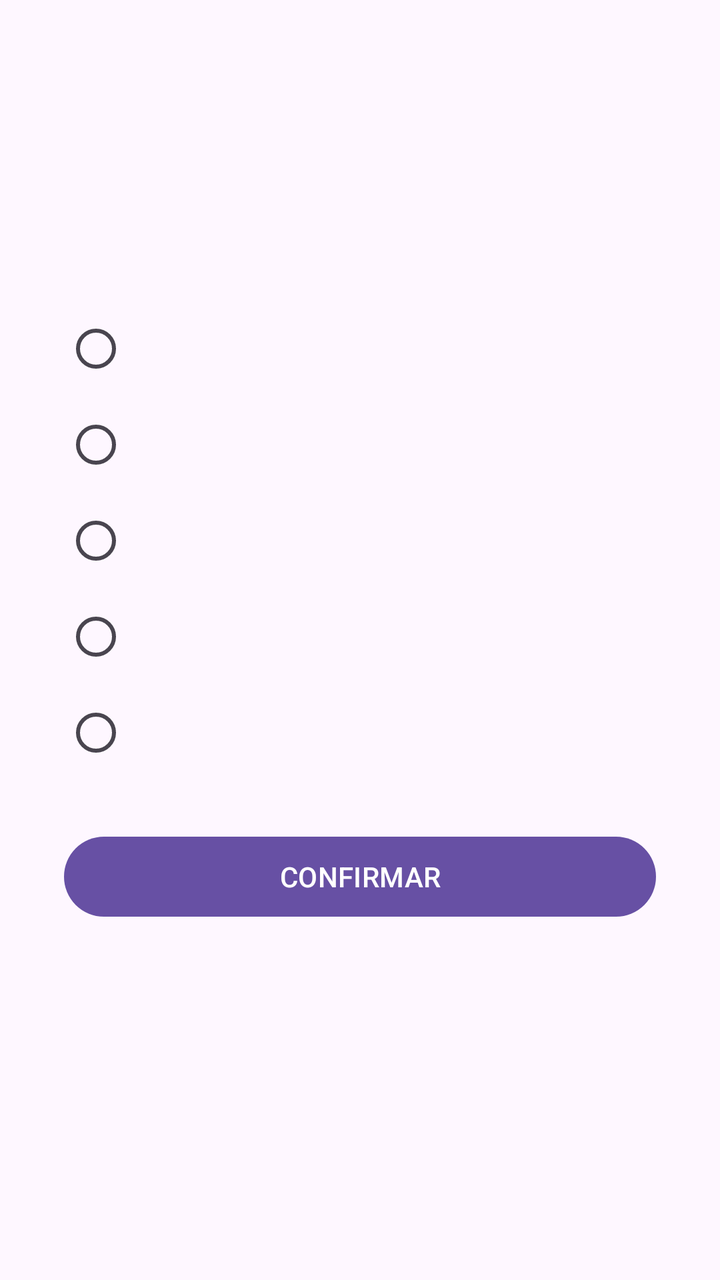
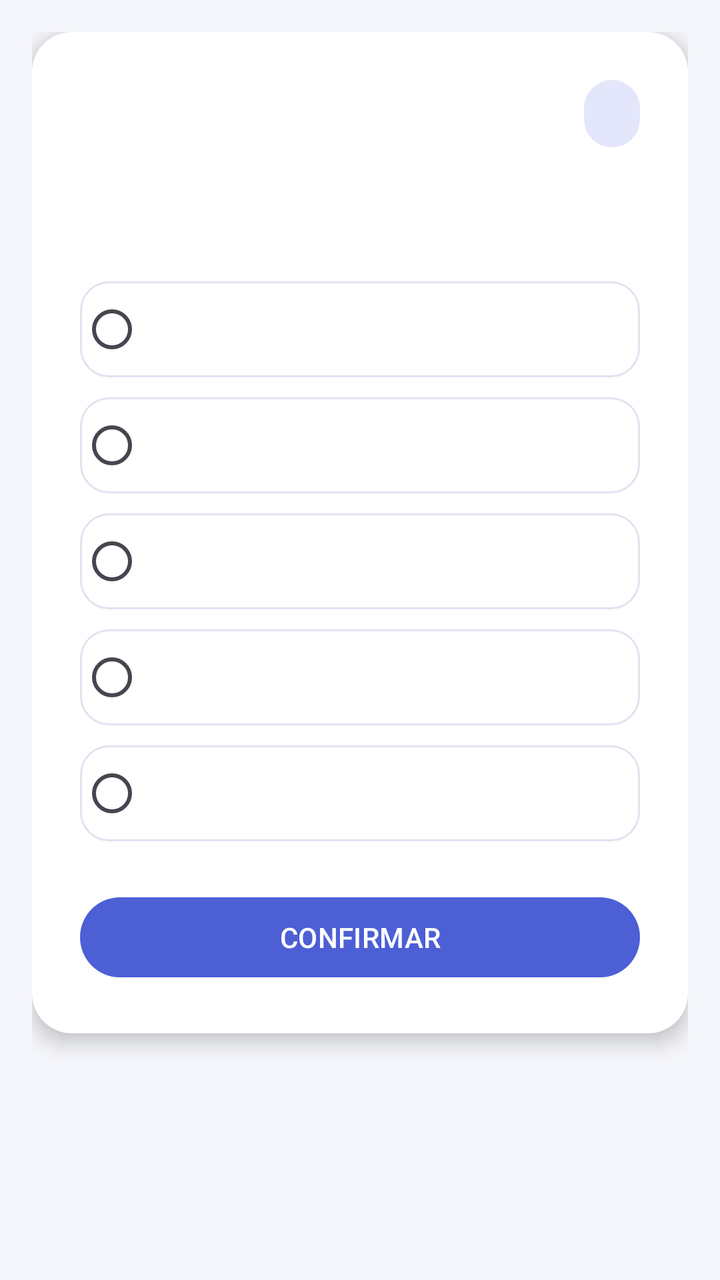

Before-and-after screenshots of an Android layout around one commit, followed by the original layout XML and the change that was made.
<!-- AndroidManifest.xml: application theme Theme.QuizMaster -->
<!-- res/layout/activity_quiz.xml -->
<?xml version="1.0" encoding="utf-8"?>
<LinearLayout xmlns:android="http://schemas.android.com/apk/res/android"
    android:layout_width="match_parent"
    android:layout_height="match_parent"
    android:orientation="vertical"
    android:padding="32dp">

    <TextView
        android:id="@+id/text_tempo"
        android:layout_width="wrap_content"
        android:layout_height="wrap_content"
        android:textSize="18sp"
        android:textStyle="bold"
        android:layout_marginBottom="16dp" />

    <TextView
        android:id="@+id/text_numero_questao"
        android:layout_width="wrap_content"
        android:layout_height="wrap_content"
        android:textStyle="bold"
        android:layout_marginBottom="8dp" />

    <TextView
        android:id="@+id/text_pergunta"
        android:layout_width="match_parent"
        android:layout_height="wrap_content"
        android:textSize="20sp"
        android:layout_marginBottom="24dp" />

    <RadioGroup
        android:id="@+id/radio_group_alternativas"
        android:layout_width="match_parent"
        android:layout_height="wrap_content"
        android:orientation="vertical">

        <RadioButton
            android:id="@+id/radio_alt_a"
            android:layout_width="match_parent"
            android:layout_height="wrap_content" />

        <RadioButton
            android:id="@+id/radio_alt_b"
            android:layout_width="match_parent"
            android:layout_height="wrap_content" />

        <RadioButton
            android:id="@+id/radio_alt_c"
            android:layout_width="match_parent"
            android:layout_height="wrap_content" />

        <RadioButton
            android:id="@+id/radio_alt_d"
            android:layout_width="match_parent"
            android:layout_height="wrap_content" />

        <RadioButton
            android:id="@+id/radio_alt_e"
            android:layout_width="match_parent"
            android:layout_height="wrap_content" />

    </RadioGroup>

    <Button
        android:id="@+id/btn_confirmar"
        android:layout_width="match_parent"
        android:layout_height="wrap_content"
        android:text="@string/botao_confirmar"
        android:layout_marginTop="24dp" />

    <TextView
        android:id="@+id/text_feedback"
        android:layout_width="match_parent"
        android:layout_height="wrap_content"
        android:textSize="18sp"
        android:textStyle="bold"
        android:gravity="center"
        android:layout_marginTop="24dp"
        android:visibility="gone" />

</LinearLayout>
<!-- resources referenced by this layout -->
<resources>
  <string name="botao_confirmar">CONFIRMAR</string>
  <style name="Theme.QuizMaster" parent="Base.Theme.QuizMaster" />
  <style name="Base.Theme.QuizMaster" parent="Theme.Material3.DayNight.NoActionBar">
          
          
      </style>
</resources>

<!-- the commit's change to res/layout/activity_quiz.xml (unified diff, before → after) -->
@@ -3,78 +3,132 @@
     android:layout_width="match_parent"
     android:layout_height="match_parent"
     android:orientation="vertical"
-    android:padding="32dp">
+    android:background="@color/color_background"
+    android:padding="16dp">
 
-    <TextView
-        android:id="@+id/text_tempo"
-        android:layout_width="wrap_content"
-        android:layout_height="wrap_content"
-        android:textSize="18sp"
-        android:textStyle="bold"
-        android:layout_marginBottom="16dp" />
-
-    <TextView
-        android:id="@+id/text_numero_questao"
-        android:layout_width="wrap_content"
-        android:layout_height="wrap_content"
-        android:textStyle="bold"
-        android:layout_marginBottom="8dp" />
-
-    <TextView
-        android:id="@+id/text_pergunta"
+    <LinearLayout
         android:layout_width="match_parent"
         android:layout_height="wrap_content"
-        android:textSize="20sp"
-        android:layout_marginBottom="24dp" />
+        android:orientation="vertical"
+        android:background="@drawable/bg_card"
+        android:elevation="6dp"
+        android:padding="24dp">
 
-    <RadioGroup
-        android:id="@+id/radio_group_alternativas"
-        android:layout_width="match_parent"
-        android:layout_height="wrap_content"
-        android:orientation="vertical">
+        <LinearLayout
+            android:layout_width="match_parent"
+            android:layout_height="wrap_content"
+            android:orientation="horizontal"
+            android:gravity="center_vertical"
+            android:layout_marginBottom="16dp">
 
-        <RadioButton
-            android:id="@+id/radio_alt_a"
+            <TextView
+                android:id="@+id/text_numero_questao"
+                android:layout_width="0dp"
+                android:layout_height="wrap_content"
+                android:layout_weight="1"
+                android:textStyle="bold"
+                android:textColor="@color/color_text_secondary" />
+
+            <TextView
+                android:id="@+id/text_tempo"
+                android:layout_width="wrap_content"
+                android:layout_height="wrap_content"
+                android:background="@drawable/bg_chip_primary"
+                android:paddingLeft="14dp"
+                android:paddingRight="14dp"
+                android:paddingTop="6dp"
+                android:paddingBottom="6dp"
+                android:textSize="16sp"
+                android:textStyle="bold"
+                android:textColor="@color/color_on_primary_container" />
+
+        </LinearLayout>
+
+        <TextView
+            android:id="@+id/text_pergunta"
             android:layout_width="match_parent"
-            android:layout_height="wrap_content" />
+            android:layout_height="wrap_content"
+            android:textSize="20sp"
+            android:textColor="@color/color_on_surface"
+            android:layout_marginBottom="24dp" />
 
-        <RadioButton
-            android:id="@+id/radio_alt_b"
+        <RadioGroup
+            android:id="@+id/radio_group_alternativas"
             android:layout_width="match_parent"
-            android:layout_height="wrap_content" />
+            android:layout_height="wrap_content"
+            android:orientation="vertical">
 
-        <RadioButton
-            android:id="@+id/radio_alt_c"
+            <RadioButton
+                android:id="@+id/radio_alt_a"
+                android:layout_width="match_parent"
+                android:layout_height="wrap_content"
+                android:background="@drawable/bg_alternativa_radio"
+                android:buttonTint="@color/color_primary"
+                android:textColor="@color/color_on_surface"
+                android:padding="14dp"
+                android:layout_marginBottom="10dp" />
+
+            <RadioButton
+                android:id="@+id/radio_alt_b"
+                android:layout_width="match_parent"
+                android:layout_height="wrap_content"
+                android:background="@drawable/bg_alternativa_radio"
+                android:buttonTint="@color/color_primary"
+                android:textColor="@color/color_on_surface"
+                android:padding="14dp"
+                android:layout_marginBottom="10dp" />
+
+            <RadioButton
+                android:id="@+id/radio_alt_c"
+                android:layout_width="match_parent"
+                android:layout_height="wrap_content"
+                android:background="@drawable/bg_alternativa_radio"
+                android:buttonTint="@color/color_primary"
+                android:textColor="@color/color_on_surface"
+                android:padding="14dp"
+                android:layout_marginBottom="10dp" />
+
+            <RadioButton
+                android:id="@+id/radio_alt_d"
+                android:layout_width="match_parent"
+                android:layout_height="wrap_content"
+                android:background="@drawable/bg_alternativa_radio"
+                android:buttonTint="@color/color_primary"
+                android:textColor="@color/color_on_surface"
+                android:padding="14dp"
+                android:layout_marginBottom="10dp" />
+
+            <RadioButton
+                android:id="@+id/radio_alt_e"
+                android:layout_width="match_parent"
+                android:layout_height="wrap_content"
+                android:background="@drawable/bg_alternativa_radio"
+                android:buttonTint="@color/color_primary"
+                android:textColor="@color/color_on_surface"
+                android:padding="14dp" />
+
+        </RadioGroup>
+
+        <Button
+            android:id="@+id/btn_confirmar"
             android:layout_width="match_parent"
-            android:layout_height="wrap_content" />
+            android:layout_height="wrap_content"
+            android:text="@string/botao_confirmar"
+            android:layout_marginTop="24dp" />
 
-        <RadioButton
-            android:id="@+id/radio_alt_d"
+        <TextView
+            android:id="@+id/text_feedback"
             android:layout_width="match_parent"
-            android:layout_height="wrap_content" />
+            android:layout_height="wrap_content"
+            android:background="@drawable/bg_chip_primary"
+            android:textSize="18sp"
+            android:textStyle="bold"
+            android:textColor="@color/color_on_primary_container"
+            android:gravity="center"
+            android:padding="14dp"
+            android:layout_marginTop="24dp"
+            android:visibility="gone" />
 
-        <RadioButton
-            android:id="@+id/radio_alt_e"
-            android:layout_width="match_parent"
-            android:layout_height="wrap_content" />
-
-    </RadioGroup>
-
-    <Button
-        android:id="@+id/btn_confirmar"
-        android:layout_width="match_parent"
-        android:layout_height="wrap_content"
-        android:text="@string/botao_confirmar"
-        android:layout_marginTop="24dp" />
-
-    <TextView
-        android:id="@+id/text_feedback"
-        android:layout_width="match_parent"
-        android:layout_height="wrap_content"
-        android:textSize="18sp"
-        android:textStyle="bold"
-        android:gravity="center"
-        android:layout_marginTop="24dp"
-        android:visibility="gone" />
+    </LinearLayout>
 
 </LinearLayout>
<!-- resource entries referenced after the edit -->
@@ -1,10 +1,77 @@
 <!-- resources referenced by this layout -->
 <resources>
+  <color name="color_background">#F5F6FB</color>
+  <color name="color_on_primary_container">#2B2F86</color>
+  <color name="color_on_surface">#1F2333</color>
+  <color name="color_primary">#4C5FD5</color>
+  <color name="color_text_secondary">#6B7280</color>
+  <!-- drawable bg_alternativa_radio (drawable) -->
+  <?xml version="1.0" encoding="utf-8"?>
+  <selector xmlns:android="http://schemas.android.com/apk/res/android">
+      <item android:state_checked="true">
+          <shape android:shape="rectangle">
+              <solid android:color="@color/color_primary_container" />
+              <stroke
+                  android:width="2dp"
+                  android:color="@color/color_primary" />
+              <corners android:radius="14dp" />
+          </shape>
+      </item>
+      <item>
+          <shape android:shape="rectangle">
+              <solid android:color="@color/color_surface" />
+              <stroke
+                  android:width="1dp"
+                  android:color="@color/color_outline" />
+              <corners android:radius="14dp" />
+          </shape>
+      </item>
+  </selector>
+  <!-- drawable bg_card (drawable) -->
+  <?xml version="1.0" encoding="utf-8"?>
+  <shape xmlns:android="http://schemas.android.com/apk/res/android"
+      android:shape="rectangle">
+      <solid android:color="@color/color_surface" />
+      <corners android:radius="20dp" />
+  </shape>
+  <!-- drawable bg_chip_primary (drawable) -->
+  <?xml version="1.0" encoding="utf-8"?>
+  <shape xmlns:android="http://schemas.android.com/apk/res/android"
+      android:shape="rectangle">
+      <solid android:color="@color/color_primary_container" />
+      <corners android:radius="14dp" />
+  </shape>
   <string name="botao_confirmar">CONFIRMAR</string>
   <style name="Theme.QuizMaster" parent="Base.Theme.QuizMaster" />
+  <color name="color_primary_container">#E4E6FB</color>
+  <color name="color_surface">#FFFFFF</color>
+  <color name="color_outline">#E1E3F0</color>
   <style name="Base.Theme.QuizMaster" parent="Theme.Material3.DayNight.NoActionBar">
-          
-          
+          <item name="colorPrimary">@color/color_primary</item>
+          <item name="colorOnPrimary">@color/color_on_primary</item>
+          <item name="colorPrimaryContainer">@color/color_primary_container</item>
+          <item name="colorOnPrimaryContainer">@color/color_on_primary_container</item>
+  
+          <item name="colorSecondary">@color/color_secondary</item>
+          <item name="colorOnSecondary">@color/color_on_secondary</item>
+  
+          <item name="android:colorBackground">@color/color_background</item>
+          <item name="colorOnBackground">@color/color_on_background</item>
+  
+          <item name="colorSurface">@color/color_surface</item>
+          <item name="colorOnSurface">@color/color_on_surface</item>
+  
+          <item name="colorError">@color/color_error</item>
+          <item name="colorOnError">@color/color_on_error</item>
+  
+          <item name="android:statusBarColor">@color/color_primary_variant</item>
       </style>
+  <color name="color_on_primary">#FFFFFF</color>
+  <color name="color_secondary">#00BFA6</color>
+  <color name="color_on_secondary">#FFFFFF</color>
+  <color name="color_on_background">#1F2333</color>
+  <color name="color_error">#E53935</color>
+  <color name="color_on_error">#FFFFFF</color>
+  <color name="color_primary_variant">#34399B</color>
 </resources>
 
